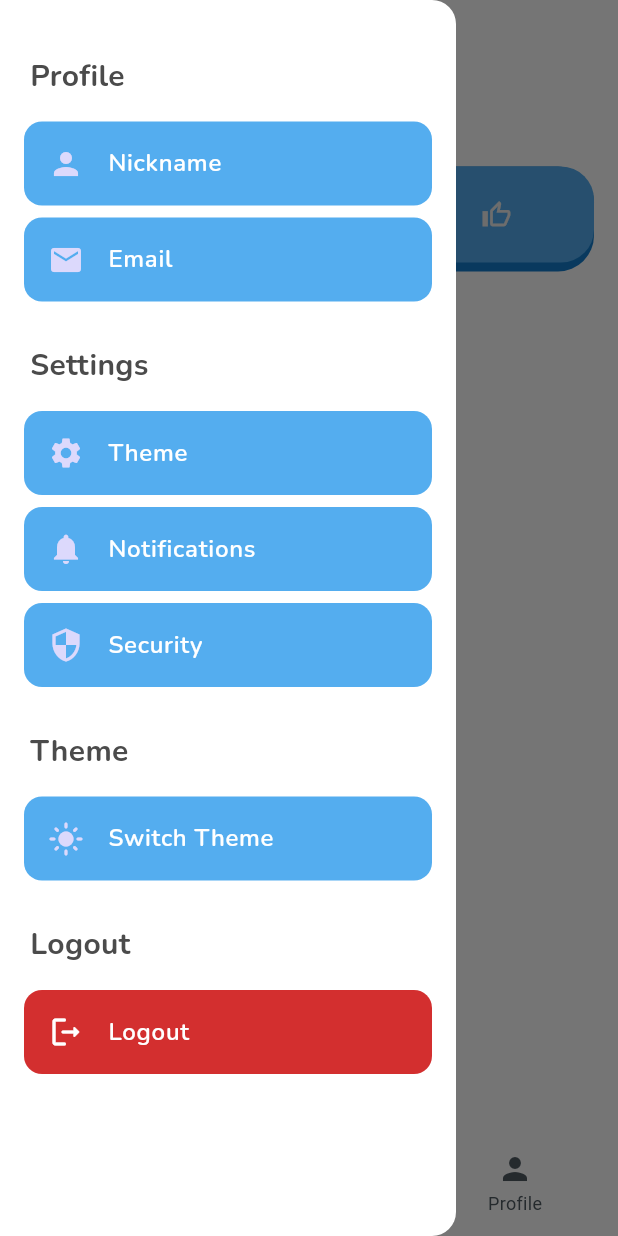
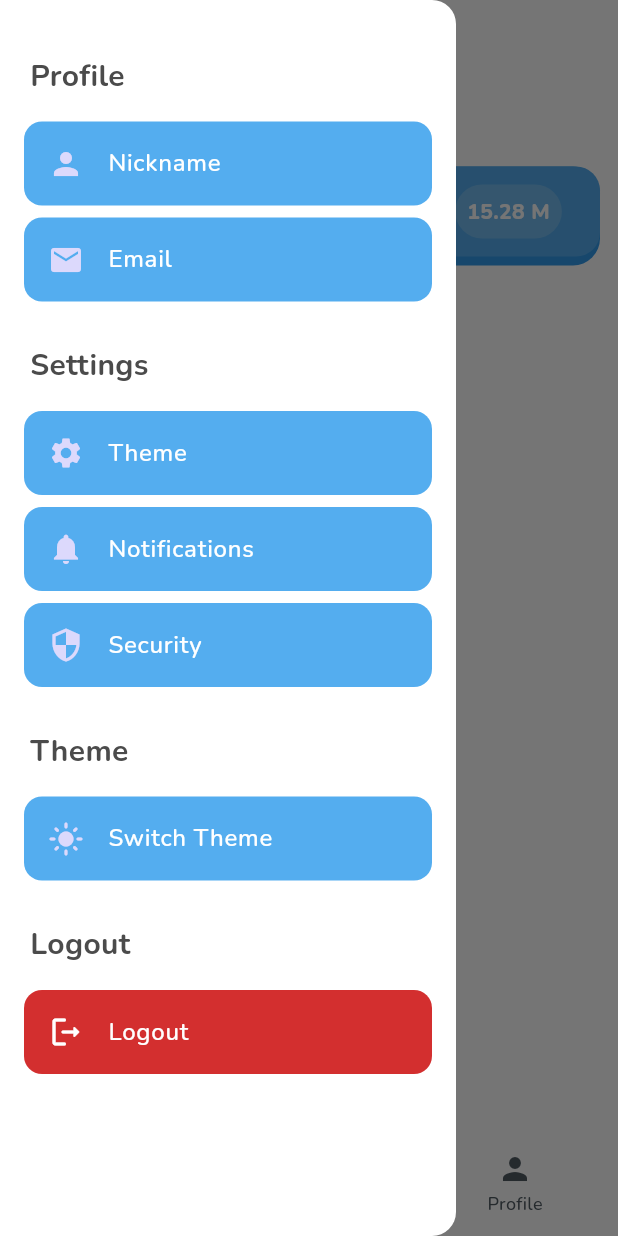
Before and after one commit to AndreaDeBlasio95/mexage, a Flutter app: the HomeView screen opened by its route, with the side drawer open, on a phone screen of 412 x 824 dp. Run offline on Flutter 3.47's test engine with Material 3 defaults, Android fonts, the phone set to English and light mode, and no system bars; our stand-ins replace cloud_firestore, firebase_auth, firebase_core, google_sign_in; accounts and stored records are empty.

Commit message:
working on trending message

```diff
--- a/lib/custom_widgets/home_drawer.dart
+++ b/lib/custom_widgets/home_drawer.dart
@@ -60,7 +60,7 @@ class _CustomDrawerState extends State<CustomDrawer> {
             color: themeProvider.cCardMessageInbox,
             child: ListTile(
               leading: Icon(Icons.person, color: themeProvider.cIcons),
-              title: Text('Nickname', style: themeProvider.tTextMessageCard),
+              title: Text('Nickname', style: themeProvider.tTextMessageCardDrawer),
               onTap: () {
                 // Handle the tap
                 Navigator.pop(context); // Close the drawer
@@ -72,7 +72,7 @@ class _CustomDrawerState extends State<CustomDrawer> {
             color: themeProvider.cCardMessageInbox,
             child: ListTile(
               leading: Icon(Icons.email, color: themeProvider.cIcons),
-              title: Text('Email', style: themeProvider.tTextMessageCard),
+              title: Text('Email', style: themeProvider.tTextMessageCardDrawer),
               onTap: () {
                 // Handle the tap
                 Navigator.pop(context); // Close the drawer
@@ -92,7 +92,7 @@ class _CustomDrawerState extends State<CustomDrawer> {
             color: themeProvider.cCardMessageInbox,
             child: ListTile(
               leading: Icon(Icons.settings, color: themeProvider.cIcons),
-              title: Text('Theme', style: themeProvider.tTextMessageCard),
+              title: Text('Theme', style: themeProvider.tTextMessageCardDrawer),
               onTap: () {
                 // Handle the tap
                 Navigator.pop(context); // Close the drawer
@@ -104,7 +104,7 @@ class _CustomDrawerState extends State<CustomDrawer> {
             color: themeProvider.cCardMessageInbox,
             child: ListTile(
               leading: Icon(Icons.notifications, color: themeProvider.cIcons),
-              title: Text('Notifications', style: themeProvider.tTextMessageCard),
+              title: Text('Notifications', style: themeProvider.tTextMessageCardDrawer),
               onTap: () {
                 // Handle the tap
                 Navigator.pop(context); // Close the drawer
@@ -116,7 +116,7 @@ class _CustomDrawerState extends State<CustomDrawer> {
             color: themeProvider.cCardMessageInbox,
             child: ListTile(
               leading: Icon(Icons.security, color: themeProvider.cIcons),
-              title: Text('Security', style: themeProvider.tTextMessageCard),
+              title: Text('Security', style: themeProvider.tTextMessageCardDrawer),
               onTap: () {
                 // Handle the tap
                 Navigator.pop(context); // Close the drawer
@@ -135,7 +135,7 @@ class _CustomDrawerState extends State<CustomDrawer> {
             color: themeProvider.cCardMessageInbox,
             child: ListTile(
               leading: themeColorSelected == 0 ? Icon(Icons.light_mode, color: themeProvider.cIcons) : Icon(Icons.dark_mode, color: themeProvider.cIcons),
-              title: Text('Switch Theme', style: themeProvider.tTextMessageCard),
+              title: Text('Switch Theme', style: themeProvider.tTextMessageCardDrawer),
               onTap: () {
                 // Handle the tap
                 if (themeColorSelected == 0) {
@@ -161,7 +161,7 @@ class _CustomDrawerState extends State<CustomDrawer> {
             color: themeProvider.cRed,
             child: ListTile(
               leading: themeColorSelected == 0 ? Icon(Icons.logout_rounded, color: Colors.white) : Icon(Icons.logout_rounded, color: Colors.white),
-              title: Text('Logout', style: themeProvider.tTextMessageCard),
+              title: Text('Logout', style: themeProvider.tTextMessageCardDrawer),
               onTap: () async {
                 await _signInProvider.handleSignOut();
                 if (mounted){
--- a/lib/custom_widgets/message_received.dart
+++ b/lib/custom_widgets/message_received.dart
@@ -1,4 +1,7 @@
+import 'dart:ui';
+
 import 'package:flutter/material.dart';
+import 'package:mexage/utils/utils.dart';
 import 'package:provider/provider.dart';
 import '../models/message_model.dart';
 import '../theme/custom_themes.dart';
@@ -13,42 +16,7 @@ class MessageCard extends StatelessWidget {
   Widget build(BuildContext context) {
     final themeProvider = Provider.of<CustomThemes>(context, listen: false);
 
-    return Container(
-      margin: const EdgeInsets.only(bottom: 8),
-      decoration: BoxDecoration(
-        color: themeProvider.cCardShadow,
-        borderRadius: BorderRadius.circular(24),
-      ),
-      child: Container(
-        margin: const EdgeInsets.only(bottom: 6),
-        decoration: BoxDecoration(
-          color: themeProvider.cCardMessageInbox,
-          borderRadius: BorderRadius.circular(22),
-        ),
-        child: Card(
-          elevation: 0,
-          color: Colors.transparent,
-          margin: const EdgeInsets.symmetric(vertical: 4, horizontal: 16),
-          child: ListTile(
-              title: Text(message.content,
-                  style: themeProvider.tTextMessageCard,
-                  overflow: TextOverflow.ellipsis),
-              trailing: Container(
-                padding: const EdgeInsets.all(8),
-                margin: const EdgeInsets.only(top: 8, bottom: 8),
-                decoration: BoxDecoration(
-                  color: themeProvider.cCardMessageInbox,
-                  borderRadius: BorderRadius.circular(24),
-                ),
-                width: 50,
-                height: 50,
-                child: Row(
-                  mainAxisAlignment: MainAxisAlignment.spaceEvenly,
-                  children: [
-                    _buildTrailingWidget(),
-                  ],
-                ),
-              ),
+    return GestureDetector(
       onTap: () {
         Navigator.push(
           context,
@@ -69,10 +37,51 @@ class MessageCard extends StatelessWidget {
                 child: child,
               );
             },
-                    transitionDuration: Duration(milliseconds: 500), // Adjust duration as needed
+            transitionDuration:
+                Duration(milliseconds: 500), // Adjust duration as needed
           ),
         );
-              }),
+      },
+      child: Container(
+        margin: const EdgeInsets.only(bottom: 8),
+        decoration: BoxDecoration(
+          color: themeProvider.cCardShadow,
+          borderRadius: BorderRadius.circular(18),
+        ),
+        child: Container(
+          height: 60,
+          margin: const EdgeInsets.only(bottom: 6),
+          decoration: BoxDecoration(
+            color: themeProvider.cCardMessageInbox,
+            borderRadius: BorderRadius.circular(16),
+          ),
+          child: Card(
+            elevation: 0,
+            color: Colors.transparent,
+            margin: const EdgeInsets.symmetric(vertical: 4, horizontal: 16),
+            child: Row(
+              mainAxisAlignment: MainAxisAlignment.spaceAround,
+              children: [
+                Container(
+                  width: MediaQuery.of(context).size.width * 0.6,
+                  child: Text(message.content,
+                      style: themeProvider.tTextMessageCard,
+                      overflow: TextOverflow.ellipsis),
+                ),
+                Container(
+                  padding: const EdgeInsets.only(left: 8, right: 8),
+                  margin: const EdgeInsets.only(top: 8, bottom: 8),
+                  decoration: BoxDecoration(
+                    color: Colors.grey.shade100.withOpacity(0.2),
+                    borderRadius: BorderRadius.circular(24),
+                  ),
+                  child: Center(
+                    child: _buildTrailingLikesWidget(),
+                  ),
+                ),
+              ],
+            ),
+          ),
         ),
       ),
     );
@@ -95,4 +104,18 @@ class MessageCard extends StatelessWidget {
     }
     return const SizedBox();
   }
+
+  Widget _buildTrailingLikesWidget() {
+    return Text(
+      Utils.formatNumber(message.likes),
+      style: const TextStyle(
+        fontFamily: 'nunito',
+        color: Colors.white,
+        fontSize: 14,
+        fontVariations: [
+          FontVariation('wght', 800),
+        ],
+      ),
+    );
   }
+}
--- a/lib/theme/custom_themes.dart
+++ b/lib/theme/custom_themes.dart
@@ -18,6 +18,7 @@ class CustomThemes with ChangeNotifier {
   Color cTextNormal = Colors.black;
   Color cTextSmall = Colors.black;
   Color cTextMessageCard = Colors.black;
+  Color cTextMessageCardDrawer = Colors.black;
   Color cTextTabBar = Colors.black;
   Color cTextDisabled = Colors.black;
   Color cIcons = Colors.black;
@@ -83,6 +84,11 @@ class CustomThemes with ChangeNotifier {
     fontWeight: FontWeight.w600,
     fontSize: 16,
   );
+  TextStyle tTextMessageCardDrawer = const TextStyle(
+    fontFamily: 'nunito',
+    color: Colors.blue,
+    fontSize: 16,
+  );
   TextStyle tTextTabOption = const TextStyle(
     color: Colors.white,
     fontWeight: FontWeight.w600,
@@ -124,8 +130,9 @@ class CustomThemes with ChangeNotifier {
       cIcons = const Color(0xFFDCD9FC); // tropical indigo
       cCardMessageInbox = const Color(0xFF54ADEF); // Argentinian blue
       cTextMessageCard = Colors.white;
+      cTextMessageCardDrawer = Colors.white;
       cTabOptions = const Color(0xFF7CC944);
-      cCardShadow = const Color(0xFF137DCD);
+      cCardShadow = const Color(0xFF329BEC);
       cTextWelcomeTitle = const Color(0xFF7D53DE); // Medium slate blue
       cTextBoldMedium = Colors.white;
       cTextNavigationSelected = const Color(0xFF137DCD);
@@ -147,8 +154,9 @@ class CustomThemes with ChangeNotifier {
       cIcons = const Color(0xFFDCD9FC); // tropical indigo
       cCardMessageInbox = const Color(0xFF54ADEF); // Argentinian blue
       cTextMessageCard = Colors.white;
+      cTextMessageCardDrawer = Colors.white;
       cTabOptions = const Color(0xFF7CC944);
-      cCardShadow = const Color(0xFF137DCD);
+      cCardShadow = const Color(0xFF329BEC);
       cTextWelcomeTitle = const Color(0xFF7D53DE); // Medium slate blue
       cTextBoldMedium = const Color(0xFF141F25);
       cTextNavigationSelected = Colors.white;
@@ -231,8 +239,18 @@ class CustomThemes with ChangeNotifier {
     tTextMessageCard = TextStyle(
       fontFamily: 'nunito',
       color: cTextMessageCard,
-      fontWeight: FontWeight.w600,
+      fontSize: 18,
+      fontVariations: const [
+        FontVariation('wght', 600),
+      ],
+    );
+     tTextMessageCardDrawer = TextStyle(
+      fontFamily: 'nunito',
+      color: cTextMessageCardDrawer,
       fontSize: 16,
+      fontVariations: const [
+        FontVariation('wght', 500),
+      ],
     );
     tTextWelcomeTitle = TextStyle(
       fontFamily: 'madami',
--- a/lib/views/board_view.dart
+++ b/lib/views/board_view.dart
@@ -20,7 +20,7 @@ class _BoardViewState extends State<BoardView> {
     return Consumer<CustomThemes>(
       builder: (context, themeProvider, _) {
         return Container(
-          padding: const EdgeInsets.only(top: 8, left: 16, right: 16),
+          padding: const EdgeInsets.only(top: 8, left: 12, right: 12),
           child: Column(
             crossAxisAlignment: CrossAxisAlignment.start,
             children: [
@@ -33,9 +33,9 @@ class _BoardViewState extends State<BoardView> {
                     Message(
                       trending: false,
                       id: "1",
-                      content: 'Hello, how are you?',
+                      content: 'Hello, how are you? this is a very long message that will be cut off',
                       rank: 1,
-                      likes: 0,
+                      likes: 15283019,
                       dislikes: 0,
                       timestamp: Timestamp.now(),
                     ),
--- a/lib/views/home_view.dart
+++ b/lib/views/home_view.dart
@@ -1,3 +1,5 @@
+import 'dart:ui';
+
 import 'package:flutter/material.dart';
 import 'package:mexage/theme/custom_themes.dart';
 import 'package:mexage/views/board_view.dart';
@@ -120,7 +122,7 @@ class _HomeViewState extends State<HomeView> {
           items: const <BottomNavigationBarItem>[
             BottomNavigationBarItem(
               icon: Icon(Icons.dashboard),
-              label: 'Dashboard',
+              label: 'Board',
             ),
             BottomNavigationBarItem(
               icon: Icon(Icons.receipt_rounded),
@@ -138,11 +140,20 @@ class _HomeViewState extends State<HomeView> {
           selectedItemColor: themeProvider.cTextNavigationSelected,
           unselectedItemColor: themeProvider.cTextNavigationNotSelected,
           selectedLabelStyle: const TextStyle(
+            fontFamily: 'nunito',
             fontWeight: FontWeight.bold,
             fontSize: 14,
+            fontVariations: [
+              FontVariation('wght', 600),
+            ],
           ),
           unselectedLabelStyle: const TextStyle(
+            fontFamily: 'nunito',
+            fontWeight: FontWeight.normal,
             fontSize: 12,
+            fontVariations: [
+              FontVariation('wght', 500),
+            ],
           ),
           currentIndex: _selectedIndex,
           onTap: _onItemTapped,
```
Lines whose indentation alone changed are shown as unchanged.
